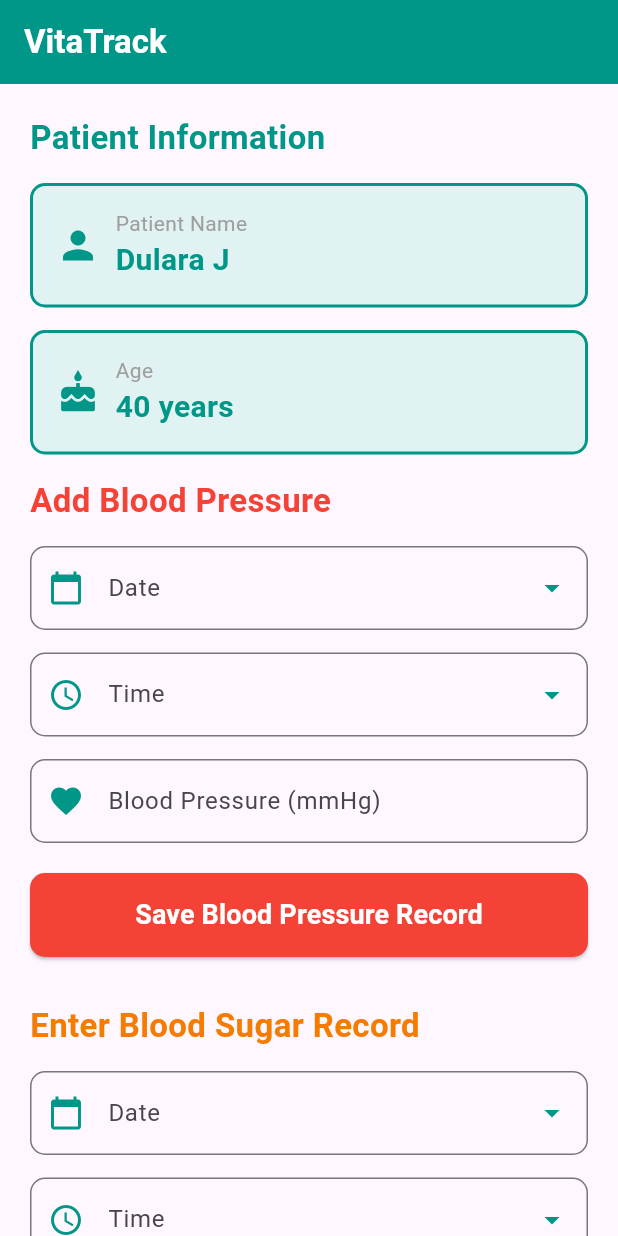
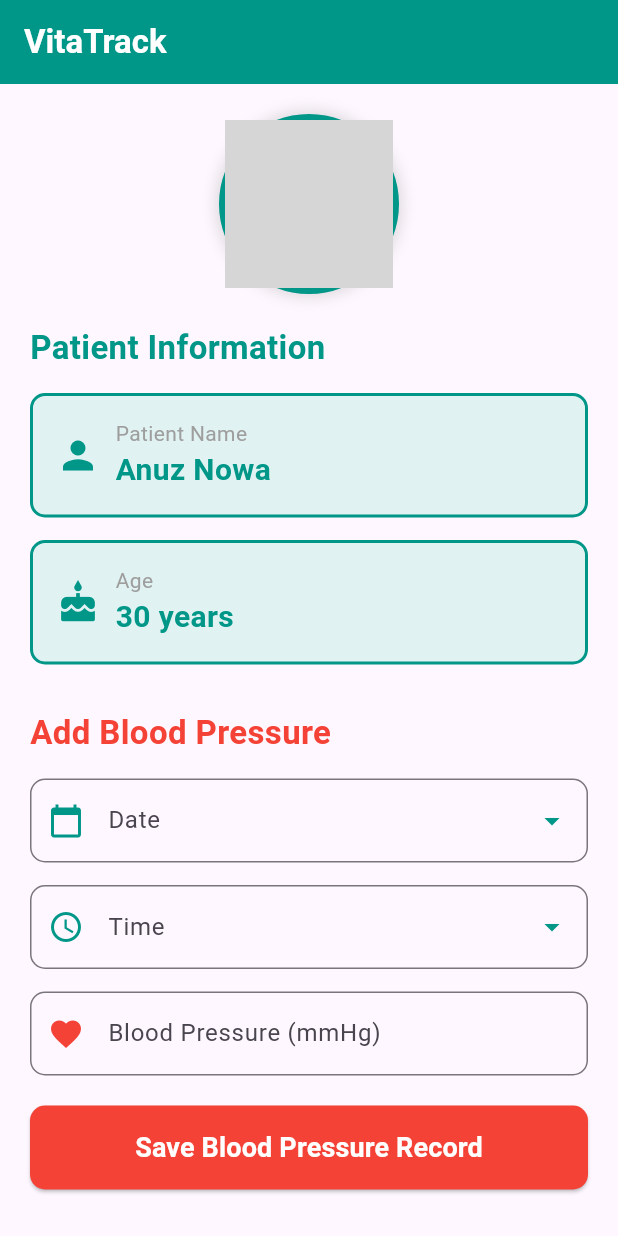
Before and after one commit to DularaJ/VitaTrack, a Flutter app: the screen it shows after launch, on a phone screen of 412 x 824 dp. Run offline on Flutter 3.47's test engine with Material 3 defaults, Android fonts, the phone set to English and light mode, and no system bars; grey boxes are pictures that could not be loaded.

Commit message:
Adds patient info UI with blood pressure and sugar input
Introduces a redesigned interface for entering and displaying patient information, including sections for blood pressure and blood sugar records.

Enhances user experience with a profile image, date/time pickers, and improved visual elements. Prepares navigation for viewing all records and charts, with placeholders for backend integration.

```diff
--- a/lib/main.dart
+++ b/lib/main.dart
@@ -1,6 +1,7 @@
 import 'package:flutter/material.dart';
+import 'second.dart';
 
-void main(){
+void main() {
   runApp(const MyApp());
 }
 
@@ -10,6 +11,7 @@ class MyApp extends StatelessWidget {
   @override
   Widget build(BuildContext context) {
     return MaterialApp(
+      debugShowCheckedModeBanner: false,
       home: MainPage(),
     );
   }
@@ -19,10 +21,48 @@ class MainPage extends StatefulWidget {
   const MainPage({super.key});
 
   @override
-  State<MainPage> createState() => _MainPagetState();
+  State<MainPage> createState() => _MainPageState();
 }
 
-class _MainPagetState extends State<MainPage> {
+class _MainPageState extends State<MainPage> {
+  TextEditingController nameController = TextEditingController();
+  TextEditingController ageController = TextEditingController();
+  TextEditingController bloodPressureController = TextEditingController();
+  TextEditingController bloodSugarController = TextEditingController();
+  TextEditingController dateController = TextEditingController();
+  TextEditingController timeController = TextEditingController();
+
+  DateTime selectedDate = DateTime.now();
+  TimeOfDay selectedTime = TimeOfDay.now();
+
+  Future<void> selectDate() async {
+    final DateTime? picked = await showDatePicker(
+      context: context,
+      initialDate: selectedDate,
+      firstDate: DateTime(2020),
+      lastDate: DateTime(2030),
+    );
+    if (picked != null && picked != selectedDate) {
+      setState(() {
+        selectedDate = picked;
+        dateController.text = "${picked.day}/${picked.month}/${picked.year}";
+      });
+    }
+  }
+
+  Future<void> selectTime() async {
+    final TimeOfDay? picked = await showTimePicker(
+      context: context,
+      initialTime: selectedTime,
+    );
+    if (picked != null && picked != selectedTime) {
+      setState(() {
+        selectedTime = picked;
+        timeController.text = "${picked.hour}:${picked.minute.toString().padLeft(2, '0')}";
+      });
+    }
+  }
+
   @override
   Widget build(BuildContext context) {
     return Scaffold(
@@ -41,7 +81,32 @@ class _MainPagetState extends State<MainPage> {
         child: Column(
           crossAxisAlignment: CrossAxisAlignment.start,
           children: [
-            //Patent Info Section
+            //Patient Info Section
+            Center(
+              child: Container(
+                width: 120,
+                height: 120,
+                decoration: BoxDecoration(
+                  shape: BoxShape.circle,
+                  border: Border.all(color: Colors.teal, width: 4),
+                  boxShadow: [
+                    BoxShadow(
+                      color: Colors.grey.withOpacity(0.3),
+                      spreadRadius: 3,
+                      blurRadius: 7,
+                    ),
+                  ],
+                ),
+                child: CircleAvatar(
+                  radius: 60,
+                  backgroundColor: Colors.teal[100],
+                  backgroundImage: AssetImage('assets/patient.jpg'),
+                  child: null,
+                ),
+              ),
+            ),
+            SizedBox(height: 20),
+
             Text(
               'Patient Information',
               style: TextStyle(
@@ -50,7 +115,7 @@ class _MainPagetState extends State<MainPage> {
                 color: Colors.teal,
               ),
             ),
-            SizedBox(height: 15,),
+            SizedBox(height: 15),
 
             //Display Name
             Container(
@@ -58,12 +123,12 @@ class _MainPagetState extends State<MainPage> {
               decoration: BoxDecoration(
                 color: Colors.teal[50],
                 borderRadius: BorderRadius.circular(10),
-                border: Border.all(color: Colors.teal,width: 2),
+                border: Border.all(color: Colors.teal, width: 2),
               ),
               child: Row(
                 children: [
-                  Icon(Icons.person, color: Colors.teal,size: 30,),
-                  SizedBox(width: 10,),
+                  Icon(Icons.person, color: Colors.teal, size: 30),
+                  SizedBox(width: 10),
                   Column(
                     crossAxisAlignment: CrossAxisAlignment.start,
                     children: [
@@ -75,7 +140,7 @@ class _MainPagetState extends State<MainPage> {
                         ),
                       ),
                       Text(
-                        'Dulara J',
+                        'Anuz Nowa',
                         style: TextStyle(
                           fontSize: 20,
                           fontWeight: FontWeight.bold,
@@ -87,7 +152,7 @@ class _MainPagetState extends State<MainPage> {
                 ],
               ),
             ),
-            SizedBox(height: 15,),
+            SizedBox(height: 15),
 
             //Display Age
             Container(
@@ -95,12 +160,12 @@ class _MainPagetState extends State<MainPage> {
               decoration: BoxDecoration(
                 color: Colors.teal[50],
                 borderRadius: BorderRadius.circular(10),
-                border: Border.all(color: Colors.teal,width: 2),
+                border: Border.all(color: Colors.teal, width: 2),
               ),
               child: Row(
                 children: [
-                  Icon(Icons.cake, color: Colors.teal,size: 30,),
-                  SizedBox(width: 10,),
+                  Icon(Icons.cake, color: Colors.teal, size: 30),
+                  SizedBox(width: 10),
                   Column(
                     crossAxisAlignment: CrossAxisAlignment.start,
                     children: [
@@ -112,7 +177,7 @@ class _MainPagetState extends State<MainPage> {
                         ),
                       ),
                       Text(
-                        '40 years',
+                        '30 years',
                         style: TextStyle(
                           fontSize: 20,
                           fontWeight: FontWeight.bold,
@@ -124,7 +189,7 @@ class _MainPagetState extends State<MainPage> {
                 ],
               ),
             ),
-            SizedBox(height: 15,),
+            SizedBox(height: 30),
 
             //Add Blood Pressure Section
             Text(
@@ -135,69 +200,75 @@ class _MainPagetState extends State<MainPage> {
                 color: Colors.red,
               ),
             ),
-            SizedBox(height: 15,),
+            SizedBox(height: 15),
 
-            //select Date
+            //select date
             TextField(
-              controller: null,
+              controller: dateController,
+              readOnly: true,
+              onTap: selectDate,
               decoration: InputDecoration(
                 labelText: 'Date',
-                hintText: '29/01/2026',
-                prefixIcon: Icon(Icons.calendar_today, color: Colors.teal,),
-                suffixIcon: Icon(Icons.arrow_drop_down, color: Colors.teal,),
-                border: OutlineInputBorder(
-                  borderRadius: BorderRadius.circular(10),
-                  borderSide: BorderSide(color: Colors.teal, width: 2),
-                ),
-              ),
-              keyboardType: TextInputType.number,
-            ),
-            SizedBox(height: 15,),
-
-            //select time
-            TextField(
-              controller: null,
-              decoration: InputDecoration(
-                labelText: 'Time',
-                hintText: '10.30 AM',
-                prefixIcon: Icon(Icons.access_time,color: Colors.teal,),
-                suffixIcon: Icon(Icons.arrow_drop_down, color: Colors.teal,),
+                hintText: '28/01/2026',
+                prefixIcon: Icon(Icons.calendar_today, color: Colors.teal),
+                suffixIcon: Icon(Icons.arrow_drop_down, color: Colors.teal),
                 border: OutlineInputBorder(
                   borderRadius: BorderRadius.circular(10),
                 ),
                 focusedBorder: OutlineInputBorder(
                   borderRadius: BorderRadius.circular(10),
-                  borderSide: BorderSide(color:Colors.teal, width: 2),
+                  borderSide: BorderSide(color: Colors.teal, width: 2),
                 ),
               ),
             ),
-            SizedBox(height: 15,),
+            SizedBox(height: 15),
 
-            //insert Blood Pressure
+            //select time
             TextField(
-              controller: null,
-              keyboardType: TextInputType.number,
+              controller: timeController,
+              readOnly: true,
+              onTap: selectTime,
               decoration: InputDecoration(
-                labelText: 'Blood Pressure (mmHg)',
-                hintText: 'e.g: 120/80',
-                prefixIcon: Icon(Icons.favorite, color: Colors.teal,),
+                labelText: 'Time',
+                hintText: '10:30 AM',
+                prefixIcon: Icon(Icons.access_time, color: Colors.teal),
+                suffixIcon: Icon(Icons.arrow_drop_down, color: Colors.teal),
                 border: OutlineInputBorder(
                   borderRadius: BorderRadius.circular(10),
                 ),
                 focusedBorder: OutlineInputBorder(
-                  borderRadius: BorderRadius.circular(20),
+                  borderRadius: BorderRadius.circular(10),
                   borderSide: BorderSide(color: Colors.teal, width: 2),
-                )
+                ),
               ),
             ),
-            SizedBox(height: 20,),
+            SizedBox(height: 15),
 
-            //Save Blood Pressure
+            //insert Blood Pressure
+            TextField(
+              controller: bloodPressureController,
+              keyboardType: TextInputType.number,
+              decoration: InputDecoration(
+                labelText: 'Blood Pressure (mmHg)',
+                hintText: 'e.g., 120/80',
+                prefixIcon: Icon(Icons.favorite, color: Colors.red),
+                border: OutlineInputBorder(
+                  borderRadius: BorderRadius.circular(10),
+                ),
+                focusedBorder: OutlineInputBorder(
+                  borderRadius: BorderRadius.circular(10),
+                  borderSide: BorderSide(color: Colors.teal, width: 2),
+                ),
+              ),
+            ),
+            SizedBox(height: 20),
+
+            // Save Blood Pressure
             Container(
               width: double.infinity,
               child: ElevatedButton(
-                onPressed: (){
-
+                onPressed: () {
+                  // Function will be added by backend developer
                 },
                 style: ElevatedButton.styleFrom(
                   backgroundColor: Colors.red,
@@ -216,9 +287,9 @@ class _MainPagetState extends State<MainPage> {
                 ),
               ),
             ),
-            SizedBox(height: 30,),
+            SizedBox(height: 30),
 
-            //Add Blood Pressure Section
+            // Add Blood Sugar Section
             Text(
               'Enter Blood Sugar Record',
               style: TextStyle(
@@ -230,7 +301,9 @@ class _MainPagetState extends State<MainPage> {
             SizedBox(height: 15),
 
             TextField(
-              controller: null,
+              controller: dateController,
+              readOnly: true,
+              onTap: selectDate,
               decoration: InputDecoration(
                 labelText: 'Date',
                 hintText: '28/01/2026',
@@ -248,7 +321,9 @@ class _MainPagetState extends State<MainPage> {
             SizedBox(height: 15),
 
             TextField(
-              controller: null,
+              controller: timeController,
+              readOnly: true,
+              onTap: selectTime,
               decoration: InputDecoration(
                 labelText: 'Time',
                 hintText: '10:30 AM',
@@ -266,7 +341,7 @@ class _MainPagetState extends State<MainPage> {
             SizedBox(height: 15),
 
             TextField(
-              controller: null,
+              controller: bloodSugarController,
               keyboardType: TextInputType.number,
               decoration: InputDecoration(
                 labelText: 'Blood Sugar (mg/dL)',
@@ -307,6 +382,39 @@ class _MainPagetState extends State<MainPage> {
               ),
             ),
             SizedBox(height: 30),
+
+            Divider(thickness: 2, color: Colors.teal),
+            SizedBox(height: 20),
+
+            // View Records
+            Container(
+              width: double.infinity,
+              child: ElevatedButton(
+                onPressed: () {
+                  // Navigator.push(
+                  //   context,
+                  //   MaterialPageRoute(
+                  //     builder: (context) => SecondPage(),
+                  //   ),
+                  // );
+                },
+                style: ElevatedButton.styleFrom(
+                  backgroundColor: Colors.teal,
+                  padding: EdgeInsets.symmetric(vertical: 15),
+                  shape: RoundedRectangleBorder(
+                    borderRadius: BorderRadius.circular(10),
+                  ),
+                ),
+                child: Text(
+                  'View All Records & Charts',
+                  style: TextStyle(
+                    fontSize: 18,
+                    fontWeight: FontWeight.bold,
+                    color: Colors.white,
+                  ),
+                ),
+              ),
+            ),
           ],
         ),
       ),
```
Also changed, not shown: assets/patient.jpg (added), lib/second.dart (added).
